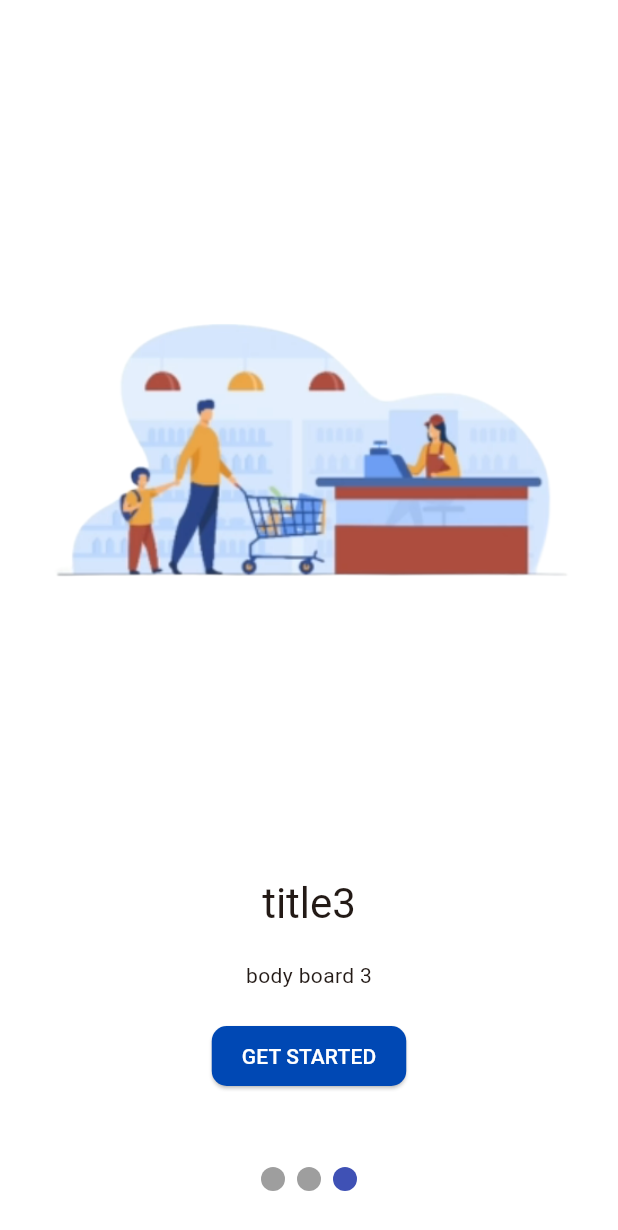
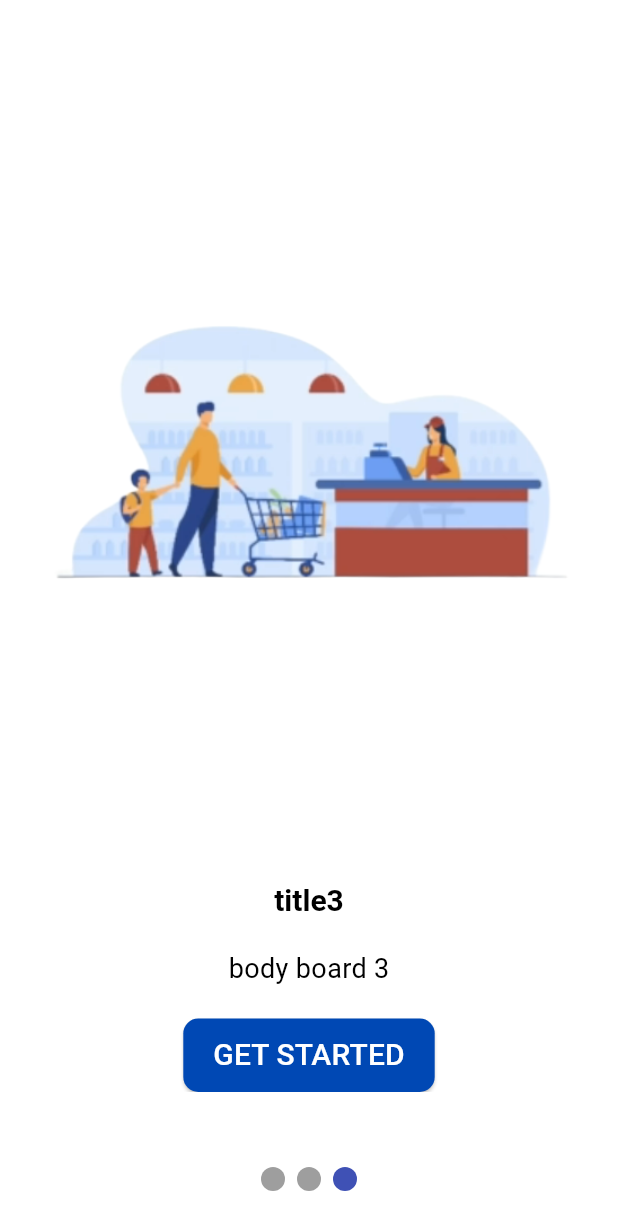
Before and after one commit to Abdelrahman-Wael-1029/shop_app, a Flutter app: the screen it shows after launch, swiped to page 3, on a phone screen of 412 x 824 dp. Shown: the top 1230 px of the screen. Run offline on Flutter 3.47's test engine with Material 3 defaults, Android fonts, the phone set to English and light mode, and no system bars; drawn by our look-alikes of smooth_page_indicator; our stand-ins replace bloc, carousel_slider, conditional_builder_null_safety, dio, flutter_bloc, flutter_styled_toast and 1 more; network calls fail.

Commit message:
dark mode

```diff
--- a/lib/layout/home_layout/cubit/home_cubit.dart
+++ b/lib/layout/home_layout/cubit/home_cubit.dart
@@ -3,6 +3,7 @@ import 'package:flutter/foundation.dart';
 import 'package:flutter_bloc/flutter_bloc.dart';
 import 'package:shop_app/models/category/category_model.dart';
 import 'package:shop_app/shared/network/end_points.dart';
+import 'package:shop_app/shared/network/local/cache_helper.dart';
 import 'package:shop_app/shared/network/remote/dio_helper/dio_helper.dart';
 
 import '../../../models/home/home_model.dart';
@@ -11,8 +12,12 @@ import '../../../shared/constants/constant.dart';
 part 'home_state.dart';
 
 class HomeCubit extends Cubit<HomeState> {
-  HomeCubit() : super(HomeInitial());
+  HomeCubit() : super(HomeInitial()){
+    loadSystemMode();
+  }
+
   int currentIndex = 0;
+  bool isDark = false;
 
   HomeModel? homeModel; // for all pruducts in home
   CategoryModel? categoryModel; // for all categories
@@ -20,9 +25,21 @@ class HomeCubit extends Cubit<HomeState> {
 
   static HomeCubit get(context) => BlocProvider.of(context);
 
+  void loadSystemMode() {
+    CacheHelper.getData(key: 'isDark').then((value) {
+      isDark = value ?? false;
+      emit(ChangeDarkModeState());
+    });
+  }
+
   void changeIndex(int index) {
     currentIndex = index;
     emit(ChangeBottomNavState());
+  }
+
+  void changeDarkMode() {
+    isDark = !isDark;
+    emit(ChangeDarkModeState());
   }
 
   void getHomeData() {
--- a/lib/layout/home_layout/cubit/home_state.dart
+++ b/lib/layout/home_layout/cubit/home_state.dart
@@ -40,3 +40,5 @@ class GetFavoritesLoading extends HomeState {}
 class GetFavoritesSuccess extends HomeState {}
 
 class GetFavoritesError extends HomeState {}
+
+class ChangeDarkModeState extends HomeState {}
--- a/lib/layout/home_layout/home_layout.dart
+++ b/lib/layout/home_layout/home_layout.dart
@@ -3,10 +3,12 @@ import 'package:flutter/widgets.dart';
 import 'package:flutter_bloc/flutter_bloc.dart';
 import 'package:shop_app/layout/home_layout/cubit/home_cubit.dart';
 import 'package:shop_app/modules/home/home_screen.dart';
+import 'package:shop_app/shared/network/local/cache_helper.dart';
 
 import '../../modules/category/category_screen.dart';
 import '../../modules/favorites/favorites_screen.dart';
 import '../../modules/settings/settings_screen.dart';
+import '../../shared/constants/constant.dart';
 
 class HomeLayout extends StatelessWidget {
   HomeLayout({super.key});
@@ -22,7 +24,7 @@ class HomeLayout extends StatelessWidget {
   Widget build(BuildContext context) {
     return BlocConsumer<HomeCubit, HomeState>(
       listener: (context, state) {
-        if( state is ChangeFavoriteSuccessState){
+        if (state is ChangeFavoriteSuccessState) {
           print("change favorite success");
         }
       },
@@ -30,8 +32,18 @@ class HomeLayout extends StatelessWidget {
         var cubit = HomeCubit.get(context);
         return Scaffold(
           appBar: AppBar(
-              title: const Text('shoppy'),
-              surfaceTintColor: Colors.transparent),
+            title: const Text('shoppy'),
+            surfaceTintColor: Colors.transparent,
+            actions: [
+            //   change mode
+              IconButton(
+                onPressed: () {
+                  cubit.changeDarkMode();
+                },
+                icon: const Icon(Icons.brightness_4_outlined),
+              ),
+            ],
+          ),
           body: screens[cubit.currentIndex],
           bottomNavigationBar: BottomNavigationBar(
             currentIndex: cubit.currentIndex,
--- a/lib/main.dart
+++ b/lib/main.dart
@@ -1,12 +1,12 @@
-import 'package:bloc/bloc.dart';
 import 'package:flutter/material.dart';
 import 'package:flutter_bloc/flutter_bloc.dart';
 import 'package:shop_app/layout/home_layout/cubit/home_cubit.dart';
-import 'package:shop_app/modules/login/login_screen.dart';
 import 'package:shop_app/modules/onboarding/onboarding_screen.dart';
 import 'package:shop_app/shared/bloc_observer.dart';
+import 'package:shop_app/shared/constants/constant.dart';
 import 'package:shop_app/shared/network/local/cache_helper.dart';
 import 'package:shop_app/shared/network/remote/dio_helper/dio_helper.dart';
+import 'package:shop_app/shared/theme/dark_theme.dart';
 import 'package:shop_app/shared/theme/light_theme.dart';
 
 void main() {
@@ -24,12 +24,21 @@ class MyApp extends StatelessWidget {
   @override
   Widget build(BuildContext context) {
     return BlocProvider(
-      create: (context) => HomeCubit()..getCategoryData()..getHomeData(),
-      child: MaterialApp(
-        title: 'Flutter Demo',
-        home: const OnBoardingScreen(),
-        theme: themeDataLight,
-        debugShowCheckedModeBanner: false,
+      create: (context) =>
+      HomeCubit()
+        ..getCategoryData()
+        ..getHomeData(),
+      child: BlocBuilder<HomeCubit, HomeState>(
+        builder: (context, state) {
+          return MaterialApp(
+            title: 'Flutter Demo',
+            home: const OnBoardingScreen(),
+            theme: themeDataLight,
+            darkTheme: themeDataDark,
+            themeMode: HomeCubit.get(context).isDark ? ThemeMode.dark : ThemeMode.light,
+            debugShowCheckedModeBanner: false,
+          );
+        },
       ),
     );
   }
--- a/lib/modules/category/category_screen.dart
+++ b/lib/modules/category/category_screen.dart
@@ -60,7 +60,7 @@ class CategoryScreen extends StatelessWidget {
           ),
           Text(
             model.name,
-            style: Theme.of(context).textTheme.titleMedium,
+            style: Theme.of(context).textTheme.headlineMedium,
           ),
           const Spacer(),
           const Icon(Icons.arrow_forward_ios),
--- a/lib/modules/show_product/show_product.dart
+++ b/lib/modules/show_product/show_product.dart
@@ -5,6 +5,7 @@ import 'package:shop_app/models/home/home_model.dart';
 import 'package:shop_app/shared/constants/constant.dart';
 import 'package:smooth_page_indicator/smooth_page_indicator.dart';
 import '../../shared/components/components.dart';
+import '../../shared/styles/style.dart';
 
 class ShowProduct extends StatelessWidget {
   ShowProduct({
@@ -84,8 +85,8 @@ class ShowProduct extends StatelessWidget {
                       ),
                       Text(
                         productsModel.price.round().toString(),
-                        style: const TextStyle(
-                          color: AppColors.fourthColor,
+                        style: TextStyle(
+                          color: getColorPrice(context),
                           fontSize: 20,
                           fontWeight: FontWeight.bold,
                         ),
--- a/lib/shared/components/components.dart
+++ b/lib/shared/components/components.dart
@@ -6,6 +6,7 @@ import 'package:shop_app/shared/constants/constant.dart';
 import '../../layout/home_layout/cubit/home_cubit.dart';
 import '../../models/home/home_model.dart';
 import '../../modules/show_product/show_product.dart';
+import '../styles/style.dart';
 
 Widget defaultTextFormField({
   required Widget label,
@@ -141,10 +142,7 @@ Widget buildProducts(
             model.name,
             maxLines: 2,
             overflow: TextOverflow.ellipsis,
-            style: const TextStyle(
-              fontSize: 18,
-              fontWeight: FontWeight.bold,
-            ),
+            style: Theme.of(context).textTheme.headlineMedium,
           ),
           const SizedBox(
             height: 10,
@@ -156,21 +154,25 @@ Widget buildProducts(
             children: [
               Text(
                 "${model.price.round()}",
-                style: const TextStyle(
-                  color: AppColors.fourthColor,
-                ),
+                style: Theme.of(context).textTheme.bodyMedium!.copyWith(
+                      color:getColorPrice(context),
+                    ),
               ),
               const SizedBox(
                 width: 5,
               ),
               if (model.discount != 0)
+              // white lineThrough
                 Text(
                   "${model.old_price.round()}",
-                  style: const TextStyle(
+                  style: TextStyle(
                     decoration: TextDecoration.lineThrough,
                     color: Colors.grey,
+                    decorationColor:  Theme.of(context).textTheme.bodyMedium!.color,
                   ),
+
                 ),
+
               const Spacer(),
               if (showFavIcon)
                 IconButton(
--- /dev/null
+++ b/lib/shared/styles/style.dart
@@ -0,0 +1,11 @@
+import 'dart:ui';
+
+import 'package:flutter/cupertino.dart';
+import 'package:shop_app/layout/home_layout/cubit/home_cubit.dart';
+import 'package:shop_app/shared/constants/constant.dart';
+
+Color getColorPrice(context) {
+  return HomeCubit.get(context).isDark
+      ? AppColors.thirdColor
+      : AppColors.fourthColor;
+}
--- a/lib/shared/theme/dark_theme.dart
+++ b/lib/shared/theme/dark_theme.dart
@@ -0,0 +1,145 @@
+import 'package:flutter/material.dart';
+import 'package:flutter/services.dart';
+
+import '../constants/constant.dart';
+
+const backgroundColor = Color(0xFF2B2B2C);
+
+ThemeData themeDataDark = ThemeData(
+  primaryColor: AppColors.primaryColor,
+  scaffoldBackgroundColor:backgroundColor,
+  colorScheme: ColorScheme.fromSeed(
+    seedColor: AppColors.primaryColor,
+    surface: Colors.white,
+    primary: AppColors.primaryColor,
+    onBackground: Colors.white,
+  ),
+  indicatorColor: AppColors.fourthColor,
+
+  appBarTheme: const AppBarTheme(
+    backgroundColor: backgroundColor,
+    foregroundColor: Colors.white,
+    surfaceTintColor: Colors.transparent,
+    elevation: 0,
+
+    systemOverlayStyle: SystemUiOverlayStyle(
+      statusBarColor: backgroundColor,
+      statusBarIconBrightness: Brightness.light,
+    ),
+    iconTheme: IconThemeData(
+       color: Colors.white,
+    ),
+  ),
+  elevatedButtonTheme: ElevatedButtonThemeData(
+    style: ButtonStyle(
+      backgroundColor: MaterialStateProperty.all(AppColors.fourthColor),
+      foregroundColor: MaterialStateProperty.all(Colors.white),
+      shape: MaterialStateProperty.all(
+        RoundedRectangleBorder(
+          borderRadius: BorderRadius.circular(10),
+        ),
+      ),
+      padding: MaterialStateProperty.all(
+        const EdgeInsets.symmetric(
+          vertical: 10,
+          horizontal: 20,
+        ),
+      ),
+    ),
+  ),
+
+  textButtonTheme: TextButtonThemeData(
+    style: ButtonStyle(
+      backgroundColor: MaterialStateProperty.all(Colors.transparent),
+      foregroundColor: MaterialStateProperty.all(AppColors.fourthColor),
+
+    ),
+  ),
+  outlinedButtonTheme: OutlinedButtonThemeData(
+    style: ButtonStyle(
+      backgroundColor: MaterialStateProperty.all(Colors.white),
+      foregroundColor: MaterialStateProperty.all(AppColors.fourthColor),
+      side: MaterialStateProperty.all(
+        const BorderSide(
+          color: AppColors.fourthColor,
+        ),
+      ),
+      shape: MaterialStateProperty.all(
+        RoundedRectangleBorder(
+          borderRadius: BorderRadius.circular(10),
+        ),
+      ),
+
+
+    ),
+  ),
+  iconTheme: const IconThemeData(
+    color: Colors.white,
+  ),
+  bottomNavigationBarTheme: const BottomNavigationBarThemeData(
+    backgroundColor: backgroundColor,
+    selectedItemColor: AppColors.secondaryColor,
+    unselectedItemColor: Colors.grey,
+    type: BottomNavigationBarType.fixed,
+    elevation: 20,
+  ),
+  textTheme: const TextTheme(
+    displayLarge: TextStyle(
+      fontSize: 72.0,
+      fontWeight: FontWeight.bold,
+      color: AppColors.primaryColor,
+    ),
+    displayMedium: TextStyle(
+      fontSize: 36.0,
+      fontWeight: FontWeight.bold,
+      color: AppColors.primaryColor,
+    ),
+    displaySmall: TextStyle(
+      fontSize: 24.0,
+      fontWeight: FontWeight.bold,
+      color: AppColors.primaryColor,
+    ),
+
+    bodyLarge: TextStyle(
+      fontSize: 20.0,
+      color: Colors.white,
+    ),
+    bodyMedium: TextStyle(
+      fontSize: 18.0,
+      color: Colors.white,
+    ),
+    bodySmall: TextStyle(
+      fontSize: 16.0,
+      color: Colors.white,
+    ),
+
+    headlineLarge: TextStyle(
+      fontSize: 24.0,
+      fontWeight: FontWeight.bold,
+      color: Colors.white,
+    ),
+    headlineMedium: TextStyle(
+      fontSize: 20.0,
+      fontWeight: FontWeight.bold,
+      color: Colors.white,
+    ),
+    headlineSmall: TextStyle(
+      fontSize: 18.0,
+      fontWeight: FontWeight.bold,
+      color: Colors.white,
+    ),
+
+    labelLarge: TextStyle(
+      fontSize: 20.0,
+      color: Colors.white,
+    ),
+    labelMedium: TextStyle(
+      fontSize: 18.0,
+      color: Colors.white,
+    ),
+    labelSmall: TextStyle(
+      fontSize: 16.0,
+      color: Colors.white,
+    ),
+  ),
+);
--- a/lib/shared/theme/light_theme.dart
+++ b/lib/shared/theme/light_theme.dart
@@ -38,7 +38,69 @@ ThemeData themeDataLight = ThemeData(
       ),
     ),
 
+
+
   ),
+  textTheme: const TextTheme(
+    displayLarge: TextStyle(
+      fontSize: 72.0,
+      fontWeight: FontWeight.bold,
+      color: AppColors.primaryColor,
+    ),
+    displayMedium: TextStyle(
+      fontSize: 36.0,
+      fontWeight: FontWeight.bold,
+      color: AppColors.primaryColor,
+    ),
+    displaySmall: TextStyle(
+      fontSize: 24.0,
+      fontWeight: FontWeight.bold,
+      color: AppColors.primaryColor,
+    ),
+
+    bodyLarge: TextStyle(
+      fontSize: 20.0,
+      color: Colors.black,
+    ),
+    bodyMedium: TextStyle(
+      fontSize: 18.0,
+      color: Colors.black,
+    ),
+    bodySmall: TextStyle(
+      fontSize: 16.0,
+      color: Colors.black,
+    ),
+
+    headlineLarge: TextStyle(
+      fontSize: 24.0,
+      fontWeight: FontWeight.bold,
+      color: Colors.black,
+    ),
+    headlineMedium: TextStyle(
+      fontSize: 20.0,
+      fontWeight: FontWeight.bold,
+      color: Colors.black,
+    ),
+    headlineSmall: TextStyle(
+      fontSize: 18.0,
+      fontWeight: FontWeight.bold,
+      color: Colors.black,
+    ),
+
+    labelLarge: TextStyle(
+      fontSize: 20.0,
+      color: Colors.black,
+    ),
+    labelMedium: TextStyle(
+      fontSize: 18.0,
+      color: Colors.black,
+    ),
+    labelSmall: TextStyle(
+      fontSize: 16.0,
+      color: Colors.black,
+    ),
+  ),
+
   textButtonTheme: TextButtonThemeData(
     style: ButtonStyle(
       backgroundColor: MaterialStateProperty.all(Colors.transparent),
```
Also changed, not shown: lib/shared/constants/constant.dart (line endings or trailing spaces).
